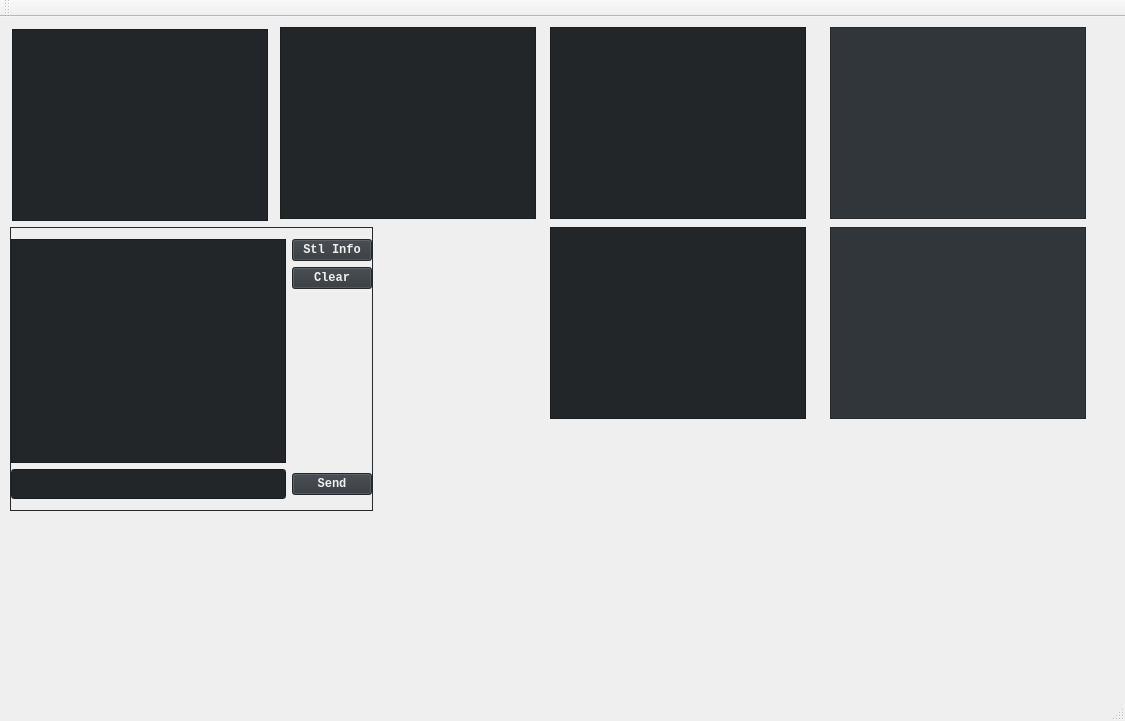
Before: the Qt Designer form ctpmonitor.ui in jimidovich/momi, drawn with Qt 5.
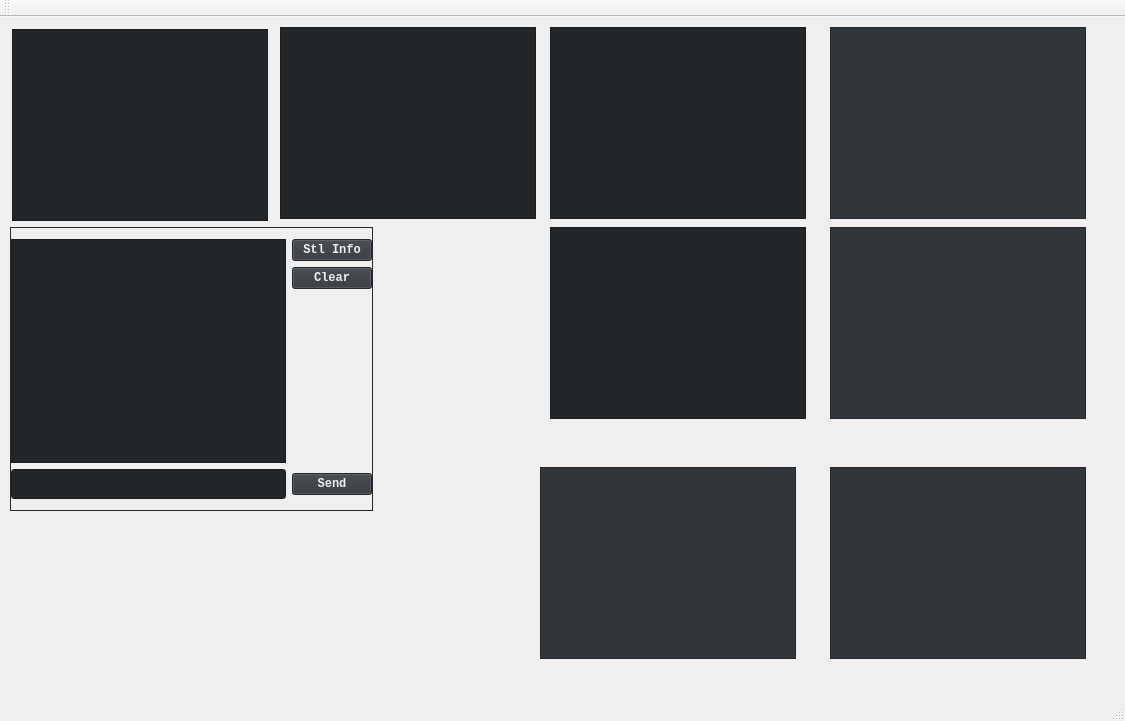
After: the same form once the commit is applied. Icons and pictures are not drawn.

Diff of the .ui file:
```diff
--- a/ctpmonitor.ui
+++ b/ctpmonitor.ui
@@ -3020,8 +3020,8 @@
    <widget class="QTableView" name="posTableView">
     <property name="geometry">
      <rect>
-      <x>830</x>
-      <y>10</y>
+      <x>540</x>
+      <y>450</y>
       <width>256</width>
       <height>192</height>
      </rect>
@@ -3037,6 +3037,22 @@
     <property name="geometry">
      <rect>
       <x>830</x>
+      <y>10</y>
+      <width>256</width>
+      <height>192</height>
+     </rect>
+    </property>
+    <property name="font">
+     <font>
+      <family>xos4 Terminess Powerline</family>
+      <pointsize>11</pointsize>
+     </font>
+    </property>
+   </widget>
+   <widget class="QTableView" name="orderTableView">
+    <property name="geometry">
+     <rect>
+      <x>830</x>
       <y>210</y>
       <width>256</width>
       <height>192</height>
@@ -3049,6 +3065,22 @@
      </font>
     </property>
    </widget>
+   <widget class="QTableView" name="tradeTableView">
+    <property name="geometry">
+     <rect>
+      <x>830</x>
+      <y>450</y>
+      <width>256</width>
+      <height>192</height>
+     </rect>
+    </property>
+    <property name="font">
+     <font>
+      <family>xos4 Terminess Powerline</family>
+      <pointsize>11</pointsize>
+     </font>
+    </property>
+   </widget>
   </widget>
   <widget class="QMenuBar" name="menuBar">
    <property name="geometry">
```
